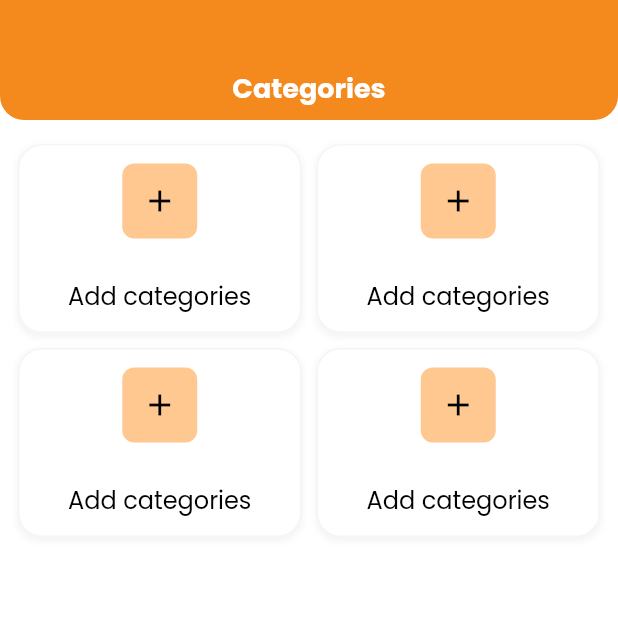
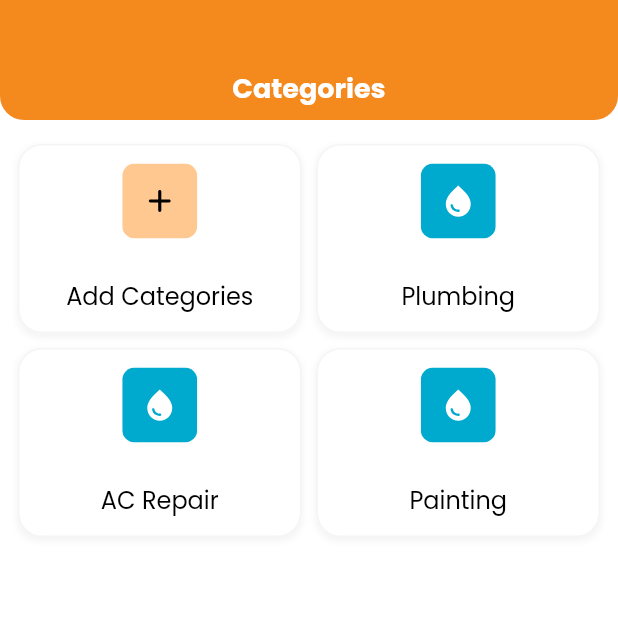
Before and after one commit to Dbzeus/admin_profixr, a Flutter app: the CategoryMenuScreen screen opened by its route, on a phone screen of 412 x 824 dp, the top half of it. Run offline on Flutter 3.47's test engine with Material 2 defaults, Android fonts, the phone set to English and light mode, and no system bars; our stand-ins replace cached_network_image, dio, flutter_svg, get, get_storage, google_fonts and 1 more; accounts and stored records are empty; project files that could hold a hidden picture were left out.

Commit message:
category menu finished

```diff
--- a/lib/screens/category_menu/category_Menu_controller.dart
+++ b/lib/screens/category_menu/category_Menu_controller.dart
@@ -1,3 +1,21 @@
 import 'package:get/get.dart';
 
-class CategoryMenuController extends GetxController{}
+class CategoryMenuController extends GetxController{
+
+  List menu = [
+    {"title" : "Add Categories",
+      "imagePath" : 'assets/icon/menu/plusicon.svg',
+    },
+    {"title" : "Plumbing",
+      "imagePath" : 'assets/icon/menu/waterdrop.svg',
+    },
+    {"title" : "AC Repair",
+      "imagePath" : 'assets/icon/menu/waterdrop.svg',
+    },
+    {"title" : "Painting",
+      "imagePath" : 'assets/icon/menu/waterdrop.svg',
+    },
+
+  ];
+
+}
--- a/lib/screens/category_menu/category_Menu_screen.dart
+++ b/lib/screens/category_menu/category_Menu_screen.dart
@@ -32,7 +32,7 @@ class CategoryMenuScreen extends GetView<CategoryMenuController> {
       ),
       body: GridView.builder(
           padding: const EdgeInsets.symmetric(horizontal: 12, vertical: 16),
-          itemCount: 4,
+          itemCount: controller.menu.length,
           shrinkWrap: true,
           scrollDirection: Axis.vertical,
           physics: const BouncingScrollPhysics(),
@@ -41,14 +41,17 @@ class CategoryMenuScreen extends GetView<CategoryMenuController> {
               crossAxisSpacing: 10,
               childAspectRatio: 1.5,
               mainAxisSpacing: 10),
-          itemBuilder: (_, index) => _buildMenu()),
+          itemBuilder: (_, index) => _buildMenu(controller.menu[index])),
     );
   }
 
-  _buildMenu() {
+  _buildMenu(menu) {
     return GestureDetector(
       onTap: () {
-        Get.toNamed(Routes.addCategory);
+        if(menu["title"] == "Add Categories"){
+          Get.toNamed(Routes.addCategory);
+        }
+
       },
       child: Container(
         padding: const EdgeInsets.all(12),
@@ -66,26 +69,15 @@ class CategoryMenuScreen extends GetView<CategoryMenuController> {
         child: Column(
           crossAxisAlignment: CrossAxisAlignment.center,
           children: [
-            Container(
-              height: 50,
-              width: 50,
-              decoration: BoxDecoration(
-                borderRadius: BorderRadius.circular(8),
-                color:const  Color.fromRGBO(255, 200, 144, 1),
-
-        ),
-              child: const Center(
-                child: Icon(
-                  Icons.add,
-                  color: blackColor,
-                )
-              ),
-            ),
-
+        SvgPicture.asset(
+              menu["imagePath"],
+            height: 50,
+           width: 50,
+             ),
             const Spacer(),
-            const Text(
-              "Add categories",
-              style: TextStyle(
+             Text(
+              menu["title"],
+              style: const TextStyle(
                   fontSize: 16, color: blackColor),
             ),
           ],
--- a/lib/screens/ticket/ticket_screen.dart
+++ b/lib/screens/ticket/ticket_screen.dart
@@ -200,6 +200,7 @@ class TicketScreen extends GetView<TicketController> {
             ),
             CustomEditText(
               hintText: "Service Date",
+              showCursor: false,
               keyboardType: TextInputType.none,
               controller: controller.serviceDateController,
               suffixIcon: const Icon(
@@ -230,6 +231,7 @@ class TicketScreen extends GetView<TicketController> {
             CustomEditText(
               hintText: "Service Time Slot",
               controller: controller.serviceTimeController,
+              showCursor: false,
               keyboardType: TextInputType.none,
               suffixIcon: const Icon(
                 Icons.keyboard_arrow_down,
```
Also changed, not shown: assets/icon/menu/plusicon.svg (added), assets/icon/menu/waterdrop.svg (added).
